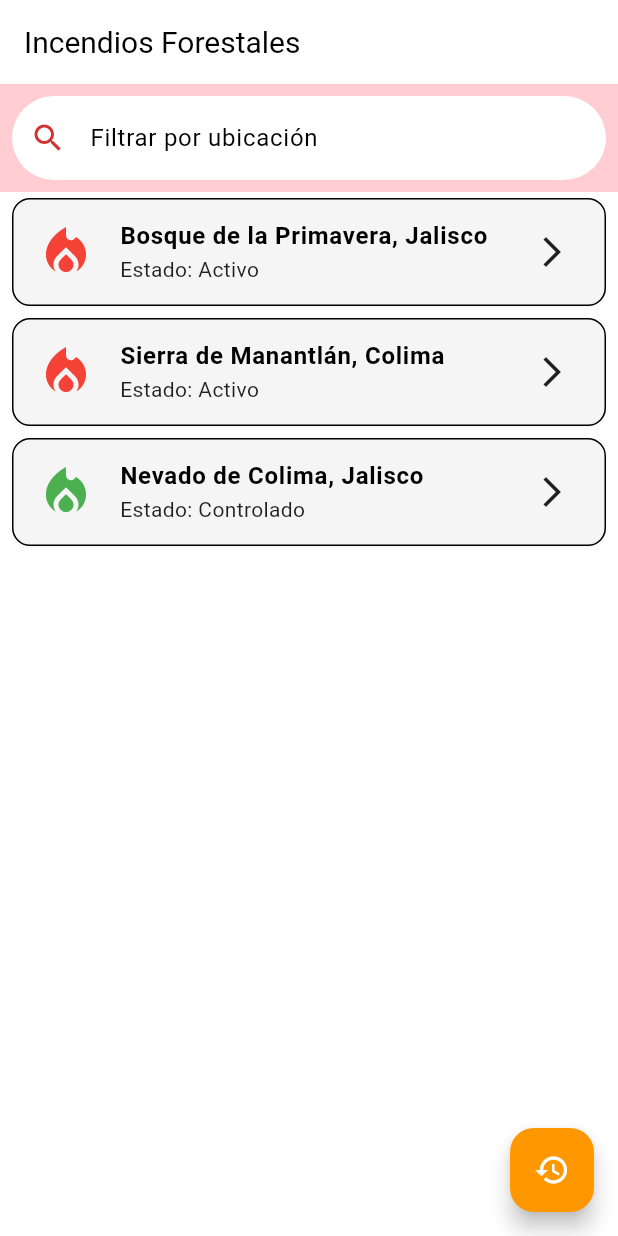
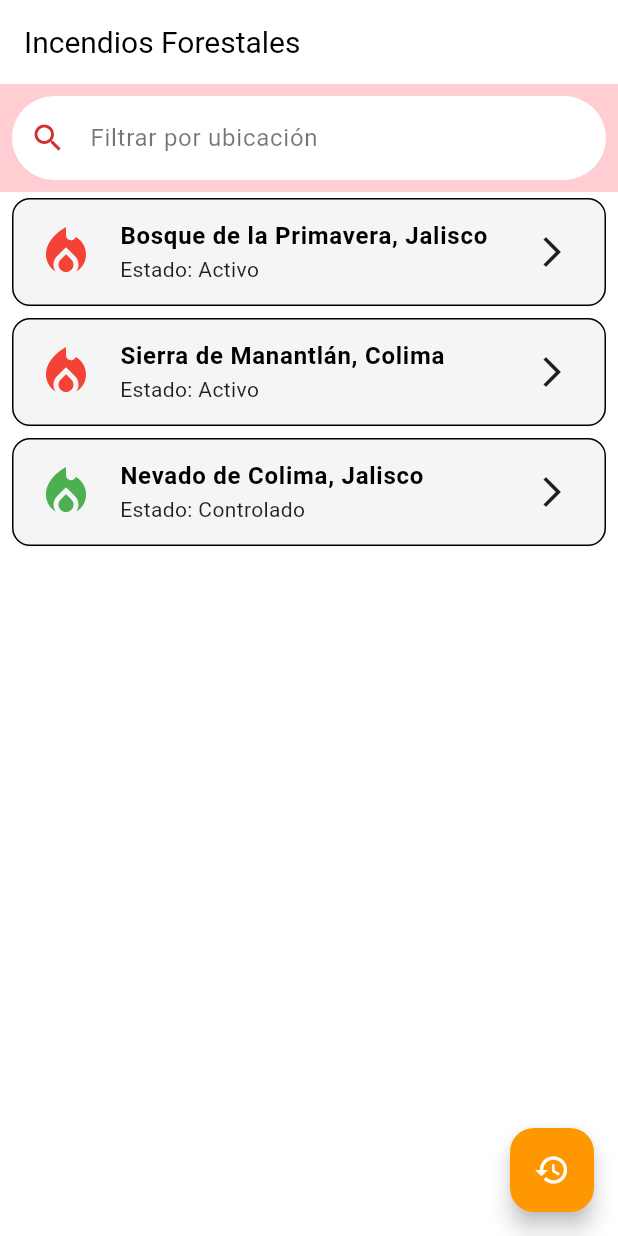
Before and after one commit to MarioB19/tepepixqui_movil, a Flutter app: the IncendiosPage screen opened directly, on a phone screen of 412 x 824 dp. Run offline on Flutter 3.47's test engine with Material 3 defaults, Android fonts, the phone set to English and light mode, and no system bars; our stand-ins replace carousel_slider, cloud_firestore, curved_navigation_bar, dropdown_button2, extended_image, file_picker and 10 more; missing offline and left inert: dart:ffi; accounts and stored records are empty.

Commit message:
fix: :ambulance: correcion del color del hint text del buscador en incendios de brigadista

```diff
--- a/lib/pages/volunteer/incendios/volunteer_incendios_index.dart
+++ b/lib/pages/volunteer/incendios/volunteer_incendios_index.dart
@@ -137,16 +137,23 @@ class _IncendiosPageState extends State<IncendiosPage> {
       child: TextField(
   decoration: InputDecoration(
     hintText: 'Filtrar por ubicación',
+    hintStyle: TextStyle(
+      color: Theme.of(context).brightness == Brightness.dark ? Colors.white54 : Colors.black54,
+    ),
     prefixIcon: Icon(Icons.search, color: Colors.red[700]),
     border: OutlineInputBorder(
       borderRadius: BorderRadius.circular(30),
       borderSide: BorderSide.none,
     ),
     filled: true,
-          fillColor: Colors.white,
+    fillColor: Theme.of(context).brightness == Brightness.dark ? Colors.grey[800] : Colors.white,
+  ),
+  style: TextStyle(
+    color: Theme.of(context).brightness == Brightness.dark ? Colors.white : Colors.black,
   ),
   onChanged: filtrarIncendios,
 ),
+
     );
   }
 
```
Lines whose indentation alone changed are shown as unchanged.
